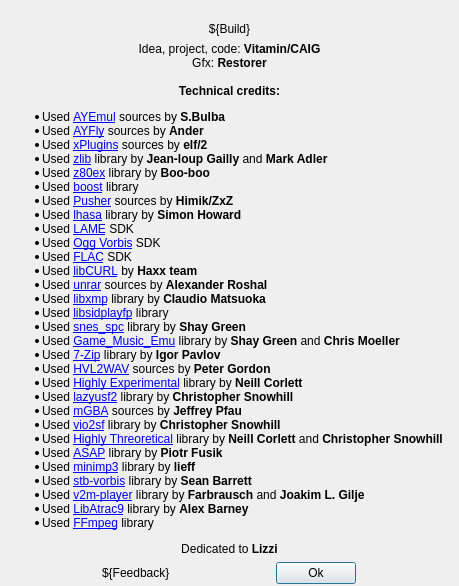
vitamin-caig/zxtune, file apps/zxtune-qt/ui/informational/aboutdialog.ui: the form before one commit.
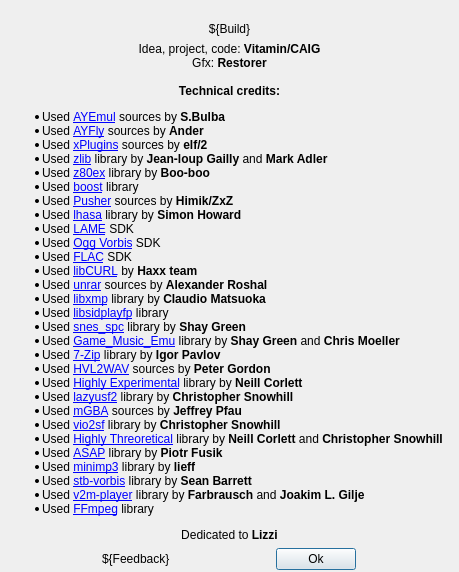
The form after the commit. Icons and pictures are not drawn.

Commit message: Get rid of LibAtrac9 library. F.

```diff
--- a/apps/zxtune-qt/ui/informational/aboutdialog.ui
+++ b/apps/zxtune-qt/ui/informational/aboutdialog.ui
@@ -99,7 +99,6 @@
 &lt;li&gt;Used &lt;a href=&quot;https://github.com/lieff/minimp3&quot;&gt;minimp3&lt;/a&gt; library by &lt;b&gt;lieff&lt;/b&gt;&lt;/li&gt;
 &lt;li&gt;Used &lt;a href=&quot;https://github.com/nothings/stb&quot;&gt;stb-vorbis&lt;/a&gt; library by &lt;b&gt;Sean Barrett&lt;/b&gt;&lt;/li&gt;
 &lt;li&gt;Used &lt;a href=&quot;https://github.com/jgilje/v2m-player&quot;&gt;v2m-player&lt;/a&gt; library by &lt;b&gt;Farbrausch&lt;/b&gt; and &lt;b&gt;Joakim L. Gilje&lt;/b&gt;&lt;/li&gt;
-&lt;li&gt;Used &lt;a href=&quot;https://github.com/Thealexbarney/LibAtrac9&quot;&gt;LibAtrac9&lt;/a&gt; library by &lt;b&gt;Alex Barney&lt;/b&gt;&lt;/li&gt;
 &lt;li&gt;Used &lt;a href=&quot;https://ffmpeg.org/&quot;&gt;FFmpeg&lt;/a&gt; library&lt;/li&gt;
 &lt;/ul&gt;
 
```
The commit also changes 71 other files.
